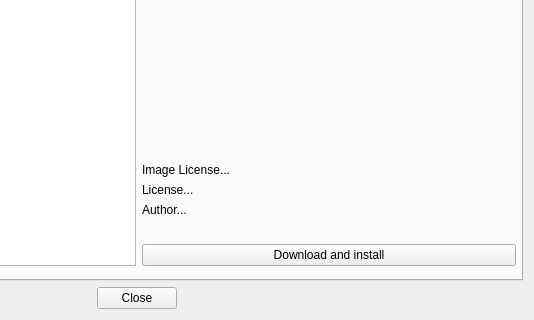
Above: src/gui/src/SoundLibrary/SoundLibraryImportDialog_UI.ui from hydrogen-music/hydrogen before the change; both pictures show x 261 to 795 and y 368 to 688 of the 795 by 688 pixel window. Below: the same form after it.
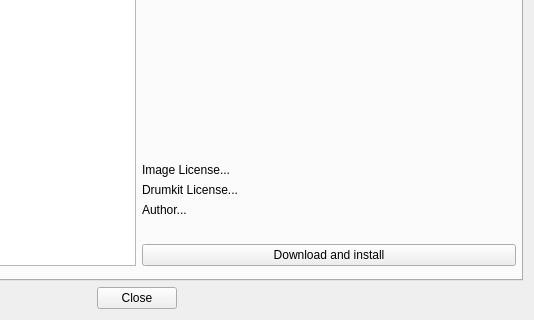
That is the form after the change.

What changed in the file:
```diff
--- a/src/gui/src/SoundLibrary/SoundLibraryImportDialog_UI.ui
+++ b/src/gui/src/SoundLibrary/SoundLibraryImportDialog_UI.ui
@@ -224,7 +224,7 @@
            </size>
           </property>
           <property name="text">
-           <string>License...</string>
+           <string>Drumkit License...</string>
           </property>
          </widget>
         </item>
```
